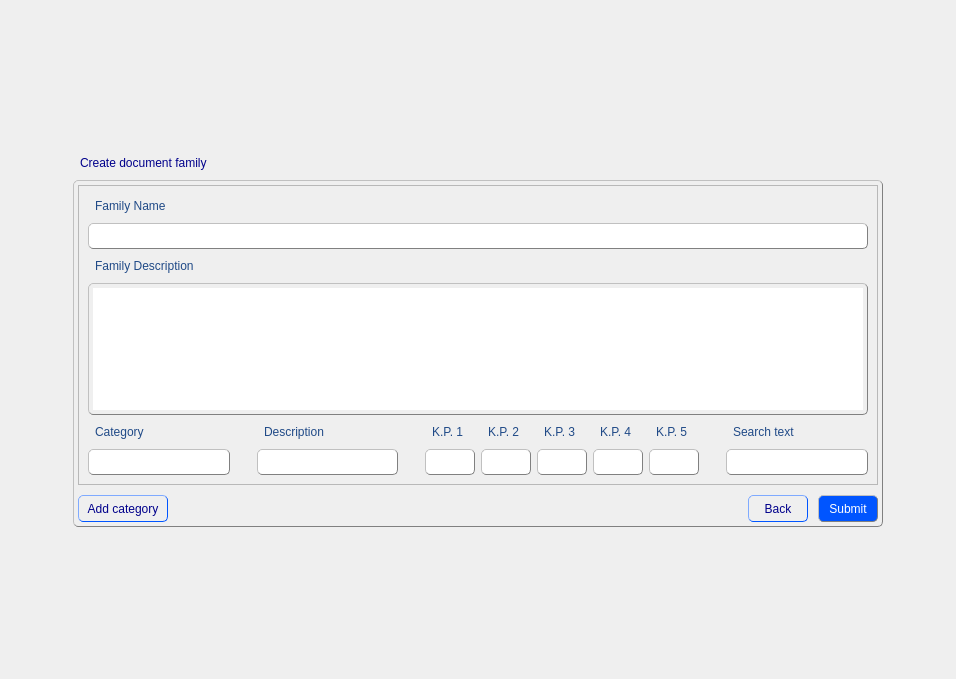
This is Builder/Builder/createdocfamilyform.ui in Rork96/QtProjects as Qt 5 draws it before an edit. The edited form follows.
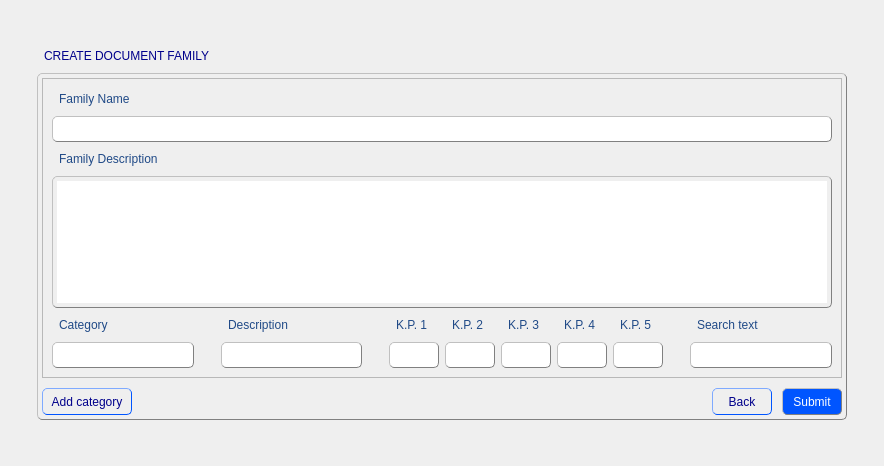
This is the edited form.

The edit to the form file:
```diff
--- a/Builder/Builder/createdocfamilyform.ui
+++ b/Builder/Builder/createdocfamilyform.ui
@@ -6,8 +6,8 @@
    <rect>
     <x>0</x>
     <y>0</y>
-    <width>956</width>
-    <height>679</height>
+    <width>884</width>
+    <height>466</height>
    </rect>
   </property>
   <property name="windowTitle">
@@ -522,7 +522,7 @@
               }</string>
      </property>
      <property name="text">
-      <string>Create document family</string>
+      <string>CREATE DOCUMENT FAMILY</string>
      </property>
     </widget>
    </item>
```
